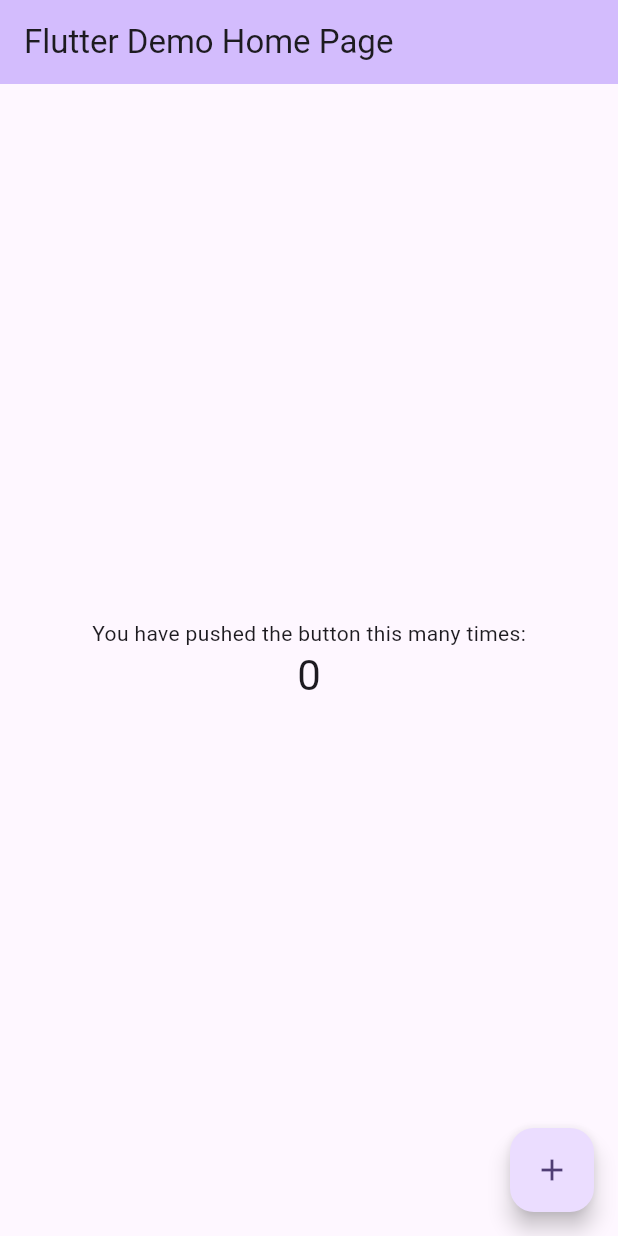
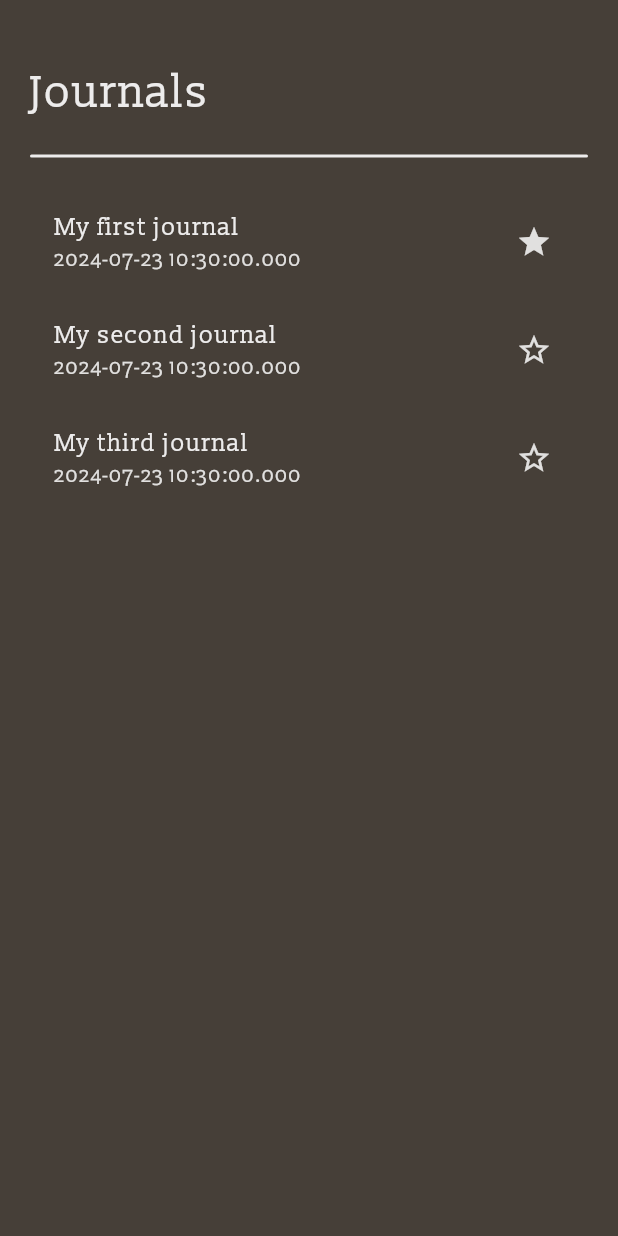
Before and after one commit to aniteicristi/travelers_companion, a Flutter app: the screen it shows after launch, on a phone screen of 412 x 824 dp. Run offline on Flutter 3.47's test engine with Material 3 defaults, Android fonts, the phone set to English and light mode, and no system bars; our stand-ins replace dartx, flutter_riverpod, go_router, riverpod_annotation; generated files the repository leaves out were written again.

Commit message:
setup basic stuff

```diff
--- /dev/null
+++ b/lib/domain/journal.dart
@@ -0,0 +1,11 @@
+class Journal {
+  final String title;
+  final DateTime date;
+  final bool favorite;
+
+  Journal({
+    required this.title,
+    required this.date,
+    required this.favorite,
+  });
+}
--- a/lib/main.dart
+++ b/lib/main.dart
@@ -1,4 +1,9 @@
+import 'package:flutter/cupertino.dart';
 import 'package:flutter/material.dart';
+import 'package:flutter_riverpod/flutter_riverpod.dart';
+import 'package:travelers_companion/util/navigator/go_router.dart';
+import 'package:travelers_companion/util/theme/fonts.dart';
+import 'package:travelers_companion/util/theme/theme.dart';
 
 void main() {
   runApp(const MyApp());
@@ -7,119 +12,17 @@
 class MyApp extends StatelessWidget {
   const MyApp({super.key});
 
-  // This widget is the root of your application.
   @override
   Widget build(BuildContext context) {
-    return MaterialApp(
-      title: 'Flutter Demo',
-      theme: ThemeData(
-        // This is the theme of your application.
-        //
-        // TRY THIS: Try running your application with "flutter run". You'll see
-        // the application has a purple toolbar. Then, without quitting the app,
-        // try changing the seedColor in the colorScheme below to Colors.green
-        // and then invoke "hot reload" (save your changes or press the "hot
-        // reload" button in a Flutter-supported IDE, or press "r" if you used
-        // the command line to start the app).
-        //
-        // Notice that the counter didn't reset back to zero; the application
-        // state is not lost during the reload. To reset the state, use hot
-        // restart instead.
-        //
-        // This works for code too, not just values: Most code changes can be
-        // tested with just a hot reload.
-        colorScheme: ColorScheme.fromSeed(seedColor: Colors.deepPurple),
-        useMaterial3: true,
+    return ProviderScope(
+      child: MaterialApp.router(
+        routerConfig: goRouter,
+        theme: ThemeData(
+          colorScheme: flexSchemeDark,
+          useMaterial3: true,
+          fontFamily: AppFonts.slabo,
+        ),
       ),
-      home: const MyHomePage(title: 'Flutter Demo Home Page'),
     );
   }
 }
-
-class MyHomePage extends StatefulWidget {
-  const MyHomePage({super.key, required this.title});
-
-  // This widget is the home page of your application. It is stateful, meaning
-  // that it has a State object (defined below) that contains fields that affect
-  // how it looks.
-
-  // This class is the configuration for the state. It holds the values (in this
-  // case the title) provided by the parent (in this case the App widget) and
-  // used by the build method of the State. Fields in a Widget subclass are
-  // always marked "final".
-
-  final String title;
-
-  @override
-  State<MyHomePage> createState() => _MyHomePageState();
-}
-
-class _MyHomePageState extends State<MyHomePage> {
-  int _counter = 0;
-
-  void _incrementCounter() {
-    setState(() {
-      // This call to setState tells the Flutter framework that something has
-      // changed in this State, which causes it to rerun the build method below
-      // so that the display can reflect the updated values. If we changed
-      // _counter without calling setState(), then the build method would not be
-      // called again, and so nothing would appear to happen.
-      _counter++;
-    });
-  }
-
-  @override
-  Widget build(BuildContext context) {
-    // This method is rerun every time setState is called, for instance as done
-    // by the _incrementCounter method above.
-    //
-    // The Flutter framework has been optimized to make rerunning build methods
-    // fast, so that you can just rebuild anything that needs updating rather
-    // than having to individually change instances of widgets.
-    return Scaffold(
-      appBar: AppBar(
-        // TRY THIS: Try changing the color here to a specific color (to
-        // Colors.amber, perhaps?) and trigger a hot reload to see the AppBar
-        // change color while the other colors stay the same.
-        backgroundColor: Theme.of(context).colorScheme.inversePrimary,
-        // Here we take the value from the MyHomePage object that was created by
-        // the App.build method, and use it to set our appbar title.
-        title: Text(widget.title),
-      ),
-      body: Center(
-        // Center is a layout widget. It takes a single child and positions it
-        // in the middle of the parent.
-        child: Column(
-          // Column is also a layout widget. It takes a list of children and
-          // arranges them vertically. By default, it sizes itself to fit its
-          // children horizontally, and tries to be as tall as its parent.
-          //
-          // Column has various properties to control how it sizes itself and
-          // how it positions its children. Here we use mainAxisAlignment to
-          // center the children vertically; the main axis here is the vertical
-          // axis because Columns are vertical (the cross axis would be
-          // horizontal).
-          //
-          // TRY THIS: Invoke "debug painting" (choose the "Toggle Debug Paint"
-          // action in the IDE, or press "p" in the console), to see the
-          // wireframe for each widget.
-          mainAxisAlignment: MainAxisAlignment.center,
-          children: <Widget>[
-            const Text(
-              'You have pushed the button this many times:',
-            ),
-            Text(
-              '$_counter',
-              style: Theme.of(context).textTheme.headlineMedium,
-            ),
-          ],
-        ),
-      ),
-      floatingActionButton: FloatingActionButton(
-        onPressed: _incrementCounter,
-        tooltip: 'Increment',
-        child: const Icon(Icons.add),
-      ), // This trailing comma makes auto-formatting nicer for build methods.
-    );
-  }
-}
--- /dev/null
+++ b/lib/presentation/home_page/home_page.dart
@@ -0,0 +1,64 @@
+import 'package:flutter/material.dart';
+import 'package:flutter_riverpod/flutter_riverpod.dart';
+import 'package:travelers_companion/presentation/home_page/journals_controller.dart';
+import 'package:dartx/dartx.dart';
+
+class HomePage extends ConsumerStatefulWidget {
+  const HomePage({super.key});
+
+  @override
+  ConsumerState<HomePage> createState() => _HomePageState();
+}
+
+class _HomePageState extends ConsumerState<HomePage> {
+  @override
+  Widget build(BuildContext context) {
+    final journals = ref.watch(journalsControllerProvider);
+    return Scaffold(
+      body: Padding(
+        padding: const EdgeInsets.all(20),
+        child: ListView(
+          children: [
+            const SizedBox(height: 20),
+            const Text(
+              'Journals',
+              style: TextStyle(
+                fontSize: 30,
+              ),
+              textAlign: TextAlign.left,
+            ),
+            Container(
+              margin: const EdgeInsets.symmetric(vertical: 20),
+              width: double.maxFinite,
+              decoration: BoxDecoration(
+                borderRadius: BorderRadius.circular(10),
+                color: Theme.of(context).colorScheme.onSurface,
+              ),
+              height: 2,
+            ),
+            journals.when(
+              data: (journals) => Column(
+                mainAxisSize: MainAxisSize.min,
+                children: [
+                  for (final journal in journals
+                      .sortedBy((journal) => journal.favorite ? 0 : 1))
+                    ListTile(
+                      title: Text(journal.title),
+                      subtitle: Text(journal.date.toString()),
+                      trailing: journal.favorite
+                          ? const Icon(Icons.star)
+                          : const Icon(Icons.star_border),
+                    ),
+                ],
+              ),
+              error: (_, __) => const Text('Error'),
+              loading: () => const Center(
+                child: CircularProgressIndicator(),
+              ),
+            )
+          ],
+        ),
+      ),
+    );
+  }
+}
--- /dev/null
+++ b/lib/presentation/home_page/journals_controller.dart
@@ -0,0 +1,30 @@
+import 'package:dartx/dartx.dart';
+import 'package:riverpod_annotation/riverpod_annotation.dart';
+import 'package:travelers_companion/domain/journal.dart';
+
+part 'journals_controller.g.dart';
+
+@riverpod
+class JournalsController extends _$JournalsController {
+  @override
+  Future<List<Journal>> build() async {
+    await 1.seconds.delay;
+    return [
+      Journal(
+        title: 'My first journal',
+        date: DateTime.now(),
+        favorite: true,
+      ),
+      Journal(
+        title: 'My second journal',
+        date: DateTime.now(),
+        favorite: false,
+      ),
+      Journal(
+        title: 'My third journal',
+        date: DateTime.now(),
+        favorite: false,
+      ),
+    ];
+  }
+}
--- /dev/null
+++ b/lib/util/navigator/app_routes.dart
@@ -0,0 +1,3 @@
+class AppRoutes {
+  static const String home = 'home';
+}
--- /dev/null
+++ b/lib/util/navigator/go_router.dart
@@ -0,0 +1,14 @@
+import 'package:go_router/go_router.dart';
+import 'package:travelers_companion/presentation/home_page/home_page.dart';
+import 'package:travelers_companion/util/navigator/app_routes.dart';
+
+final goRouter = GoRouter(
+  initialLocation: '/',
+  routes: [
+    GoRoute(
+      name: AppRoutes.home,
+      path: '/',
+      builder: (context, state) => HomePage(),
+    ),
+  ],
+);
--- /dev/null
+++ b/lib/util/theme/fonts.dart
@@ -0,0 +1,4 @@
+class AppFonts {
+  static String slabo = 'Slabo';
+  static String vastShadow = 'VastShadow';
+}
--- /dev/null
+++ b/lib/util/theme/theme.dart
@@ -0,0 +1,68 @@
+// Light and dark ColorSchemes made by FlexColorScheme v7.3.1.
+// These ColorScheme objects require Flutter 3.7 or later.
+import 'package:flutter/material.dart';
+
+const ColorScheme flexSchemeLight = ColorScheme(
+  brightness: Brightness.light,
+  primary: Color(0xff8b5000),
+  onPrimary: Color(0xffffffff),
+  primaryContainer: Color(0xffffdcbe),
+  onPrimaryContainer: Color(0xff141210),
+  secondary: Color(0xffb6602f),
+  onSecondary: Color(0xffffffff),
+  secondaryContainer: Color(0xffffede6),
+  onSecondaryContainer: Color(0xff141413),
+  tertiary: Color(0xff466827),
+  onTertiary: Color(0xffffffff),
+  tertiaryContainer: Color(0xffc6ef9f),
+  onTertiaryContainer: Color(0xff11140e),
+  error: Color(0xffba1a1a),
+  onError: Color(0xffffffff),
+  errorContainer: Color(0xffffdad6),
+  onErrorContainer: Color(0xff141212),
+  background: Color(0xfffbfaf8),
+  onBackground: Color(0xff090909),
+  surface: Color(0xfffbfaf8),
+  onSurface: Color(0xff090909),
+  surfaceVariant: Color(0xffe8e5e0),
+  onSurfaceVariant: Color(0xff121111),
+  outline: Color(0xff7c7c7c),
+  outlineVariant: Color(0xffc8c8c8),
+  shadow: Color(0xff000000),
+  scrim: Color(0xff000000),
+  inverseSurface: Color(0xff141210),
+  onInverseSurface: Color(0xfff5f5f5),
+  inversePrimary: Color(0xfff5cc95),
+  surfaceTint: Color(0xff8b5000),
+);
+
+const ColorScheme flexSchemeDark = ColorScheme(
+  brightness: Brightness.dark,
+  primary: Color(0xffffb871),
+  onPrimary: Color(0xff14120c),
+  primaryContainer: Color(0xff6a3c00),
+  onPrimaryContainer: Color(0xfff0e9df),
+  secondary: Color(0xffffdbcb),
+  onSecondary: Color(0xff141413),
+  secondaryContainer: Color(0xff552000),
+  onSecondaryContainer: Color(0xffede4df),
+  tertiary: Color(0xffabd285),
+  onTertiary: Color(0xff11140e),
+  tertiaryContainer: Color(0xff2f4f11),
+  onTertiaryContainer: Color(0xffe7ece2),
+  error: Color(0xffffb4ab),
+  onError: Color(0xff141211),
+  errorContainer: Color(0xff93000a),
+  onErrorContainer: Color(0xfff6dfe1),
+  surface: Color(0xff463f38),
+  onSurface: Color(0xffedecec),
+  onSurfaceVariant: Color(0xffe1e0df),
+  outline: Color(0xff7d7676),
+  outlineVariant: Color(0xff2e2c2c),
+  shadow: Color(0xff000000),
+  scrim: Color(0xff000000),
+  inverseSurface: Color(0xfffffbf7),
+  onInverseSurface: Color(0xff141313),
+  inversePrimary: Color(0xff775d3f),
+  surfaceTint: Color(0xffffb871),
+);
```
Also changed, not shown: analysis_options.yaml (+0 -24 lines), pubspec.yaml (+24 -72 lines), assets/fonts/Slabo13px-Regular.ttf (added), assets/fonts/VastShadow-Regular.ttf (added), lib/presentation/home_page/journals_controller.g.dart (added).
